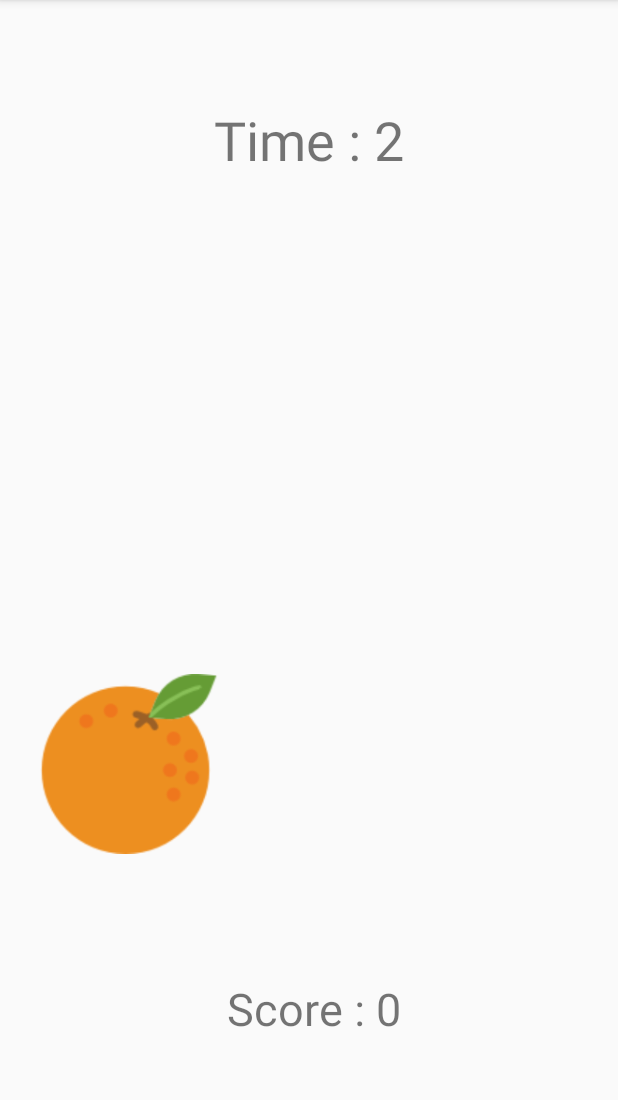
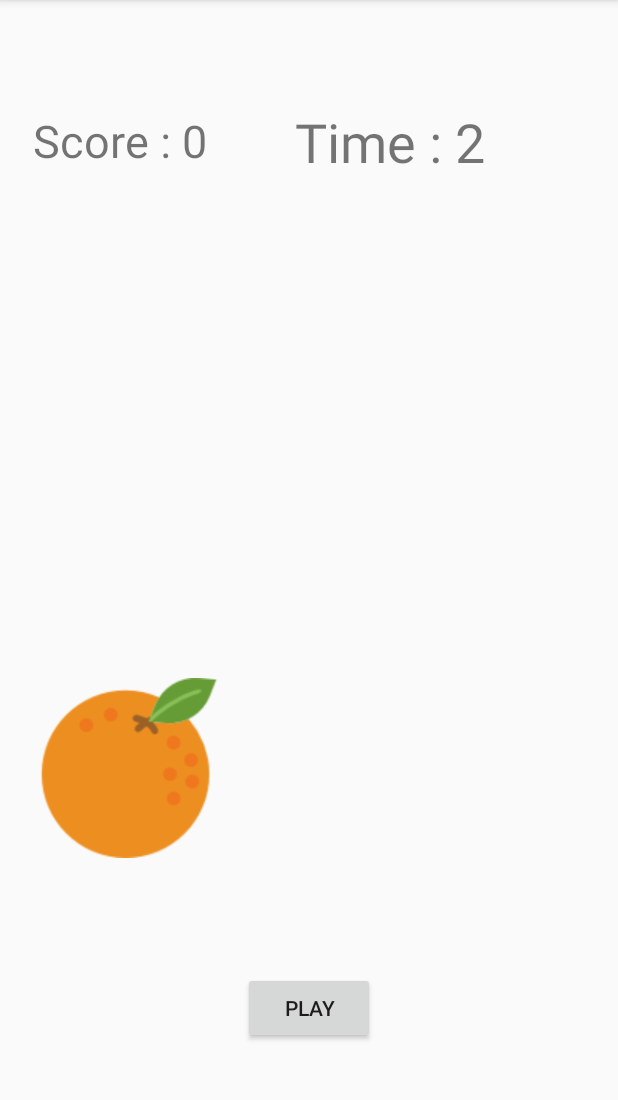
Before and after one commit to Suchindu/moody-mgame, an Android app: the screen it shows after launch (MainActivity), on a phone screen of 412 x 824 dp, the part 84-1184 px from its top. Run offline under Robolectric (Android 15) with nearby library versions, the light colour scheme and no system bars; our stand-ins replace data binding.

Commit message:
successful progress

```diff
--- a/app/src/main/res/layout/activity_main.xml
+++ b/app/src/main/res/layout/activity_main.xml
@@ -23,19 +23,45 @@ android:layout_width="match_parent"
 android:layout_height="match_parent"
 tools:context=".MainActivity">
 
+    <TextView
+        android:id="@+id/tvScore"
+        android:layout_width="150dp"
+        android:layout_height="38dp"
+        android:layout_marginStart="8dp"
+        android:layout_marginTop="73dp"
+        android:layout_marginEnd="8dp"
+        android:layout_marginBottom="63dp"
+        android:text="@{score}"
+        android:textSize="30sp"
+        app:layout_constraintBottom_toTopOf="@+id/gridLayout"
+        app:layout_constraintEnd_toEndOf="parent"
+        app:layout_constraintHorizontal_bias="0.057"
+        app:layout_constraintStart_toStartOf="parent"
+        app:layout_constraintTop_toTopOf="parent"
+        app:layout_constraintVertical_bias="0.0" />
+
+    <TextView
+        android:id="@+id/tvTime"
+        android:layout_width="wrap_content"
+        android:layout_height="wrap_content"
+        android:layout_marginTop="6dp"
+        android:layout_marginBottom="10dp"
+        android:text="@{time}"
+        android:textSize="36sp"
+        app:layout_constraintBottom_toTopOf="@id/gridLayout"
+        app:layout_constraintEnd_toEndOf="parent"
+        app:layout_constraintHorizontal_bias="0.69"
+        app:layout_constraintStart_toStartOf="parent"
+        app:layout_constraintTop_toTopOf="parent" />
+
     <androidx.gridlayout.widget.GridLayout
         android:id="@+id/gridLayout"
         android:layout_width="368dp"
         android:layout_height="384dp"
-    android:layout_marginStart="16dp"
-    android:layout_marginLeft="16dp"
-    android:layout_marginEnd="16dp"
-    android:layout_marginRight="16dp"
-    android:layout_marginBottom="16dp"
-    app:layout_constraintBottom_toTopOf="@id/tvScore"
+        app:layout_constraintBottom_toBottomOf="parent"
         app:layout_constraintEnd_toEndOf="parent"
         app:layout_constraintStart_toStartOf="parent"
-    app:layout_constraintTop_toBottomOf="@id/tvTime">
+        app:layout_constraintTop_toTopOf="parent">
 
         <ImageView
             android:id="@+id/ivApple"
@@ -131,34 +157,15 @@ tools:context=".MainActivity">
 
     </androidx.gridlayout.widget.GridLayout>
 
-<TextView
-    android:id="@+id/tvTime"
+    <Button
+        android:id="@+id/playbutton"
         android:layout_width="wrap_content"
         android:layout_height="wrap_content"
-    android:layout_marginTop="6dp"
-    android:layout_marginBottom="10dp"
-    android:text="@{time}"
-    android:textSize="36sp"
-    app:layout_constraintBottom_toTopOf="@id/gridLayout"
+        android:text="@string/play"
+        app:layout_constraintBottom_toBottomOf="parent"
         app:layout_constraintEnd_toEndOf="parent"
         app:layout_constraintStart_toStartOf="parent"
-    app:layout_constraintTop_toTopOf="parent" />
+        app:layout_constraintTop_toBottomOf="@+id/gridLayout" />
 
-<TextView
-    android:id="@+id/tvScore"
-    android:layout_width="150dp"
-    android:layout_height="38dp"
-    android:layout_marginStart="8dp"
-    android:layout_marginLeft="8dp"
-    android:layout_marginEnd="8dp"
-    android:layout_marginRight="8dp"
-    android:layout_marginBottom="16dp"
-    android:text="@{score}"
-    android:textSize="30sp"
-    app:layout_constraintBottom_toBottomOf="parent"
-    app:layout_constraintEnd_toEndOf="parent"
-    app:layout_constraintHorizontal_bias="0.582"
-    app:layout_constraintStart_toStartOf="parent"
-    app:layout_constraintTop_toBottomOf="@id/gridLayout" />
 </androidx.constraintlayout.widget.ConstraintLayout>
     </layout>
--- a/app/src/main/res/values/strings.xml
+++ b/app/src/main/res/values/strings.xml
@@ -8,4 +8,8 @@
     <string name="no">NO</string>
     <string name="time">Time : "</string>
     <string name="time_up">Time\'s up!!!</string>
+    <string name="start_game">Start Game</string>
+    <string name="settings">Settings</string>
+    <string name="leaderboard">Leaderboard</string>
+    <string name="play">Play</string>
 </resources>
```
Also changed, not shown: app/src/main/AndroidManifest.xml (+10 -4 lines), app/src/main/java/com/example/moody/LeaderBoard.kt (added, +20 -0 lines), app/src/main/java/com/example/moody/MainMenu.kt (+19 -9 lines), app/src/main/java/com/example/moody/Settings.kt (added, +20 -0 lines), app/src/main/res/layout/activity_leader_board.xml (added, +10 -0 lines), app/src/main/res/layout/activity_main_menu.xml (+33 -0 lines), app/src/main/res/layout/activity_settings.xml (added, +10 -0 lines). Lines whose indentation alone changed are shown as unchanged.
